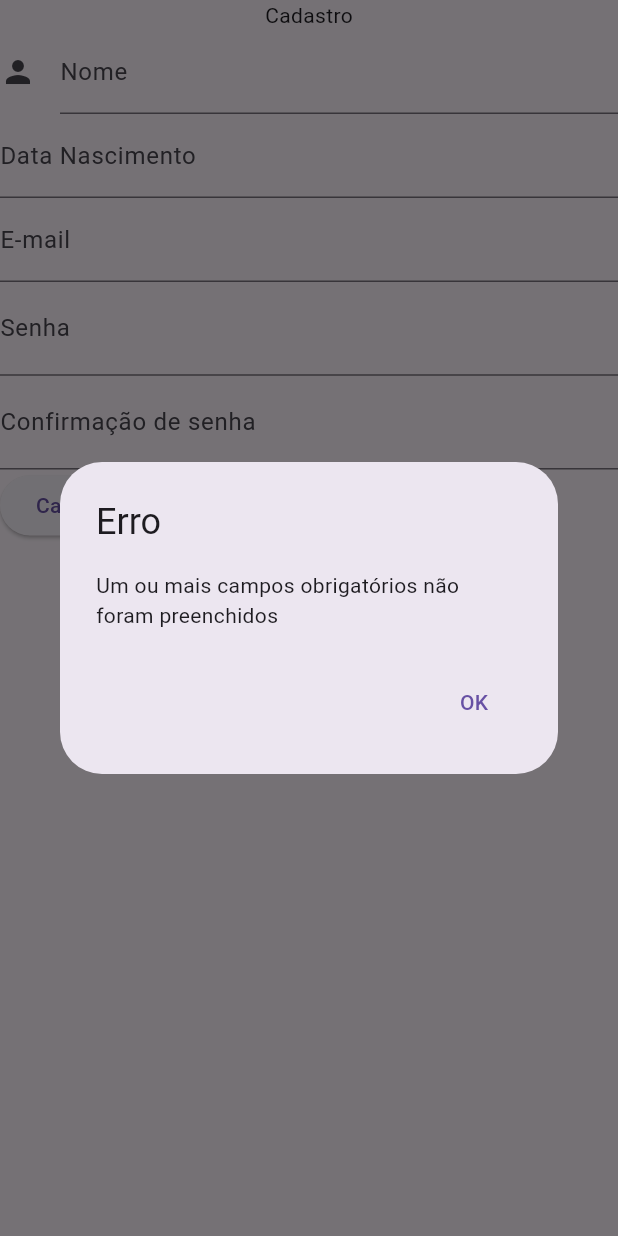
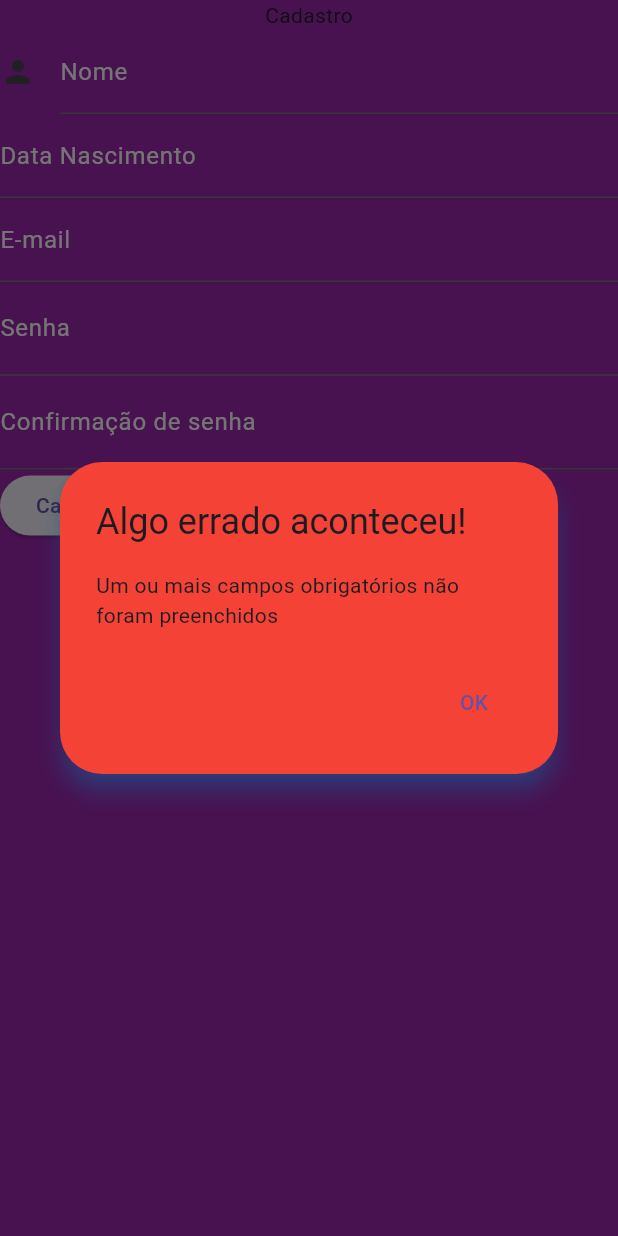
Before and after one commit to LFreitasA/my_app_games, a Flutter app: the Cadastrar widget shown alone on an empty page, opened directly, after a tap on "Cadastrar", on a phone screen of 412 x 824 dp. Run offline on Flutter 3.47's test engine with Material 2 defaults, Android fonts, the phone set to English and light mode, and no system bars.

Commit message:
Ajustes na api, ajustes na apresentacao das mensagens, inclusao do cors no backend, ajustes na parte de cadastro

```diff
--- /dev/null
+++ b/my_games/lib/app/data/autenticacao_services.dart
@@ -0,0 +1,36 @@
+import 'dart:async';
+
+import 'package:my_games/app/data/enum/autenticacao_status_enum.dart';
+import 'package:my_games/app/data/http_client/services_http_client.dart';
+import 'package:my_games/app/data/model/registrar_usuario_model.dart';
+
+class AutenticacaoServices {
+  final ServicesHttpClient _httpClient;
+  final _autenticacaoController = StreamController<AuteticacaoEnum>()
+    ..add(AuteticacaoEnum.aguardando);
+
+  AutenticacaoServices({
+    required ServicesHttpClient httpClient,
+  }) : _httpClient = httpClient;
+
+  Future registrarUsuario(RegistrarUsuarioModel model) async {
+    try {
+      final data = await _httpClient.post('/usuarios', body: {
+        'nome': model.nome,
+        'senha': model.senha,
+        'sexo': "masculino",
+        'dataNascimento': model.dataNascimento,
+        'email': model.email
+      });
+      print("data");
+      print(data);
+      if (data == 200) {
+        return data;
+      }
+    } catch (error) {
+      rethrow;
+    }
+  }
+
+  Stream<AuteticacaoEnum> get status => _autenticacaoController.stream;
+}
--- /dev/null
+++ b/my_games/lib/app/data/enum/autenticacao_status_enum.dart
@@ -0,0 +1 @@
+enum AuteticacaoEnum { aguardando, criado, naoCriado }
--- /dev/null
+++ b/my_games/lib/app/data/model/registrar_usuario_model.dart
@@ -0,0 +1,12 @@
+class RegistrarUsuarioModel {
+  final String nome;
+  final String email;
+  final String dataNascimento;
+  final String senha;
+
+  RegistrarUsuarioModel(
+      {required this.email,
+      required this.nome,
+      required this.dataNascimento,
+      required this.senha});
+}
--- a/my_games/lib/app/ui/pages/cadastro.dart
+++ /dev/null
@@ -1,140 +0,0 @@
-import 'package:flutter/material.dart';
-import 'package:my_games/app/data/repository/repository.dart';
-import 'package:my_games/app/ui/pages/components/campo_de_texto.dart';
-import 'package:provider/provider.dart';
-
-class Cadastrar extends StatefulWidget {
-  const Cadastrar({super.key});
-
-  @override
-  State<Cadastrar> createState() => _CadastrarState();
-}
-
-class _CadastrarState extends State<Cadastrar> {
-  TextEditingController nomeController = TextEditingController();
-  TextEditingController emailController = TextEditingController();
-  TextEditingController dataNascimentoController = TextEditingController();
-  TextEditingController senhaController = TextEditingController();
-  TextEditingController confirmacaoSenhaController = TextEditingController();
-  @override
-  Widget build(BuildContext context) {
-    void limparOsCampos() {
-      nomeController.clear();
-      emailController.clear();
-      dataNascimentoController.clear();
-      senhaController.clear();
-      confirmacaoSenhaController.clear();
-    }
-
-    void limparAsSenhas() {
-      senhaController.clear();
-      confirmacaoSenhaController.clear();
-    }
-
-    final dados = context.read<UsuariosRepositorio>();
-    return Column(
-      children: [
-        const Text("Cadastro"),
-        CampoDeTexto(
-          controller: nomeController,
-          hintText: "Informe o seu nome",
-          labelText: "Nome",
-          obscureText: false,
-          icone: const Icon(Icons.person),
-        ),
-        CampoDeTexto(
-          controller: dataNascimentoController,
-          hintText: "Informe o seu Data nascimento",
-          labelText: "Data Nascimento",
-          obscureText: false,
-          icone: null,
-        ),
-        CampoDeTexto(
-          controller: emailController,
-          hintText: "Informe o seu email",
-          labelText: "E-mail",
-          obscureText: false,
-          icone: null,
-        ),
-        CampoDeTexto(
-          controller: senhaController,
-          hintText: "Informe o seu senha",
-          labelText: "Senha",
-          obscureText: true,
-          icone: null,
-        ),
-        CampoDeTexto(
-          controller: confirmacaoSenhaController,
-          hintText: "Confirme sua senha",
-          labelText: "Confirmação de senha",
-          obscureText: true,
-          icone: null,
-        ),
-        Row(
-          children: [
-            ElevatedButton(
-              onPressed: () {
-                if (senhaController.text.isEmpty ||
-                    confirmacaoSenhaController.text.isEmpty) {
-                  showDialog(
-                    context: context,
-                    builder: (context) {
-                      return AlertDialog(
-                        title: const Text("Erro"),
-                        content: const Text(
-                            "Um ou mais campos obrigatórios não foram preenchidos"),
-                        actions: [
-                          TextButton(
-                              onPressed: () {
-                                Navigator.of(context).pop();
-                              },
-                              child: const Text("OK"))
-                        ],
-                      );
-                    },
-                  );
-                } else if (senhaController.text ==
-                    confirmacaoSenhaController.text) {
-                  FutureBuilder(
-                    future: dados.cadastrarUsuario(
-                        nomeController.text,
-                        emailController.text,
-                        dataNascimentoController.text,
-                        "Masculino",
-                        senhaController.text),
-                    builder: ((context, snapshot) {
-                      if (!snapshot.hasData) {
-                        return const CircularProgressIndicator();
-                      }
-                      return Text("data");
-                    }),
-                  );
-                } else {
-                  showDialog(
-                    context: context,
-                    builder: (context) {
-                      return AlertDialog(
-                        title: const Text("Erro"),
-                        content: const Text(
-                            "As senhas não são iguais, por favor verifique as senhas informadas"),
-                        actions: [
-                          TextButton(
-                              onPressed: () {
-                                limparAsSenhas();
-                                Navigator.of(context).pop();
-                              },
-                              child: const Text("OK"))
-                        ],
-                      );
-                    },
-                  );
-                }
-              },
-              child: const Text("Cadastrar"),
-            ),
-          ],
-        )
-      ],
-    );
-  }
-}
--- /dev/null
+++ b/my_games/lib/app/ui/pages/cadastro/cadastro.dart
@@ -0,0 +1,120 @@
+import 'package:flutter/material.dart';
+import 'package:my_games/app/data/autenticacao_services.dart';
+import 'package:my_games/app/ui/pages/components/campo_de_texto.dart';
+import 'package:my_games/app/ui/pages/components/strings.dart';
+import 'package:provider/provider.dart';
+
+import '../../../data/cadastro/cadastro_logica.dart';
+import '../components/mostrar_dialog.dart';
+
+class Cadastrar extends StatefulWidget {
+  const Cadastrar({super.key});
+
+  @override
+  State<Cadastrar> createState() => _CadastrarState();
+}
+
+class _CadastrarState extends State<Cadastrar> {
+  TextEditingController nomeController = TextEditingController();
+  TextEditingController emailController = TextEditingController();
+  TextEditingController dataNascimentoController = TextEditingController();
+  TextEditingController senhaController = TextEditingController();
+  TextEditingController confirmacaoSenhaController = TextEditingController();
+
+  late final AutenticacaoServices _autenticacaoServices = context.read();
+  @override
+  Widget build(BuildContext context) {
+    return Column(
+      children: [
+        const Text("Cadastro"),
+        CampoDeTexto(
+          controller: nomeController,
+          hintText: "Informe o seu nome",
+          labelText: "Nome",
+          obscureText: false,
+          icone: const Icon(Icons.person),
+        ),
+        CampoDeTexto(
+          controller: dataNascimentoController,
+          hintText: "Informe o seu Data nascimento",
+          labelText: "Data Nascimento",
+          obscureText: false,
+          icone: null,
+        ),
+        CampoDeTexto(
+          controller: emailController,
+          hintText: "Informe o seu email",
+          labelText: "E-mail",
+          obscureText: false,
+          icone: null,
+        ),
+        CampoDeTexto(
+          controller: senhaController,
+          hintText: "Informe o seu senha",
+          labelText: "Senha",
+          obscureText: true,
+          icone: null,
+        ),
+        CampoDeTexto(
+          controller: confirmacaoSenhaController,
+          hintText: "Confirme sua senha",
+          labelText: "Confirmação de senha",
+          obscureText: true,
+          icone: null,
+        ),
+        Row(
+          children: [
+            ElevatedButton(
+              onPressed: () async {
+                bool chamadaApiConcluida = false;
+                if (senhaController.text.isEmpty ||
+                    confirmacaoSenhaController.text.isEmpty) {
+                  mostrarDialog(context,
+                      funcao: () => fecharPopUp(context),
+                      title: Strings.errorTitle,
+                      contexto: Strings.camposObrigatorios);
+                } else if (senhaController.text ==
+                    confirmacaoSenhaController.text) {
+                  final sucesso = await submit(
+                      autenticacaoServices: _autenticacaoServices,
+                      nomeController: nomeController,
+                      emailController: emailController,
+                      dataNascimentoController: dataNascimentoController,
+                      senhaController: senhaController,
+                      confirmacaoSenhaController: confirmacaoSenhaController);
+                  chamadaApiConcluida = true;
+                  if (sucesso == 200) {
+                    mostrarDialog(context,
+                        funcao: () => cadastroRealizado(context,
+                            nomeController: nomeController,
+                            emailController: emailController,
+                            dataNascimentoController: dataNascimentoController,
+                            senhaController: senhaController,
+                            confirmacaoSenhaController:
+                                confirmacaoSenhaController),
+                        title: Strings.sucesso,
+                        contexto: Strings.cadastroSucesso);
+                  } else {
+                    mostrarDialog(context,
+                        funcao: () => fecharPopUp(context),
+                        title: "title",
+                        contexto: "contexto");
+                  }
+                } else {
+                  mostrarDialog(context,
+                      funcao: () => senhasDiferentes(context,
+                          senhaController: senhaController,
+                          confirmacaoSenhaController:
+                              confirmacaoSenhaController),
+                      title: Strings.errorTitle,
+                      contexto: Strings.senhasDiferentes);
+                }
+              },
+              child: const Text("Cadastrar"),
+            ),
+          ],
+        )
+      ],
+    );
+  }
+}
--- /dev/null
+++ b/my_games/lib/app/ui/pages/components/mostrar_dialog.dart
@@ -0,0 +1,15 @@
+import 'package:flutter/material.dart';
+
+Future<dynamic> mostrarDialog(BuildContext context,
+    {required funcao, required String title, required String contexto}) {
+  return showDialog(
+    context: context,
+    builder: (context) {
+      return AlertDialog(
+        title: Text(title),
+        content: Text(contexto),
+        actions: [TextButton(onPressed: funcao, child: const Text("OK"))],
+      );
+    },
+  );
+}
--- /dev/null
+++ b/my_games/lib/app/ui/pages/components/strings.dart
@@ -0,0 +1,11 @@
+class Strings {
+  static const errorTitle = "Algo errado aconteceu!";
+  static const errorEmailComCadastrado =
+      "O email informado já possui cadastro.";
+  static const senhasDiferentes =
+      "As senhas não são iguais, por favor verifique as senhas informadas";
+  static const camposObrigatorios =
+      "Um ou mais campos obrigatórios não foram preenchidos";
+  static const sucesso = "Sucesso!";
+  static const cadastroSucesso = "Cadastro realizado com sucesso";
+}
```
Also changed, not shown: my_games/lib/app/data/cadastro/cadastro_logica.dart (added, +61 -0 lines), my_games/lib/app/data/http_client/services_http_client.dart (added, +24 -0 lines), my_games/lib/app/data/repository/repository.dart (deleted, +0 -27 lines), my_games/lib/app/ui/pages/esqueci_minha_senha/esqueci_minha_senha.dart (added, +32 -0 lines), my_games/lib/main.dart (+28 -37 lines).
